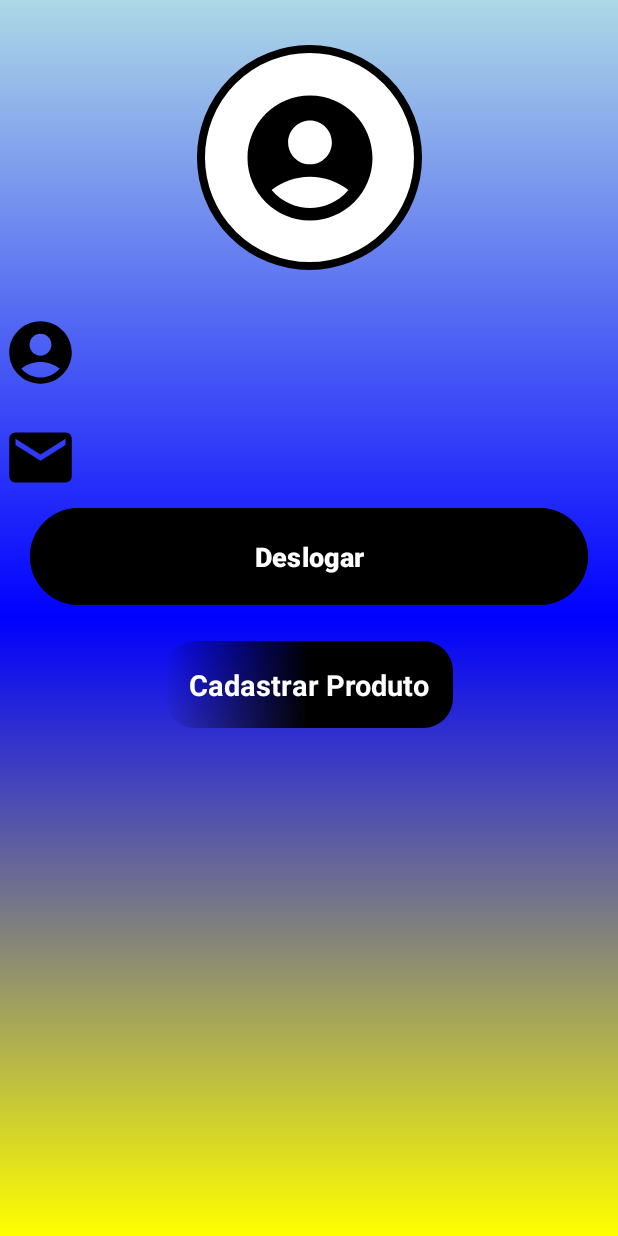
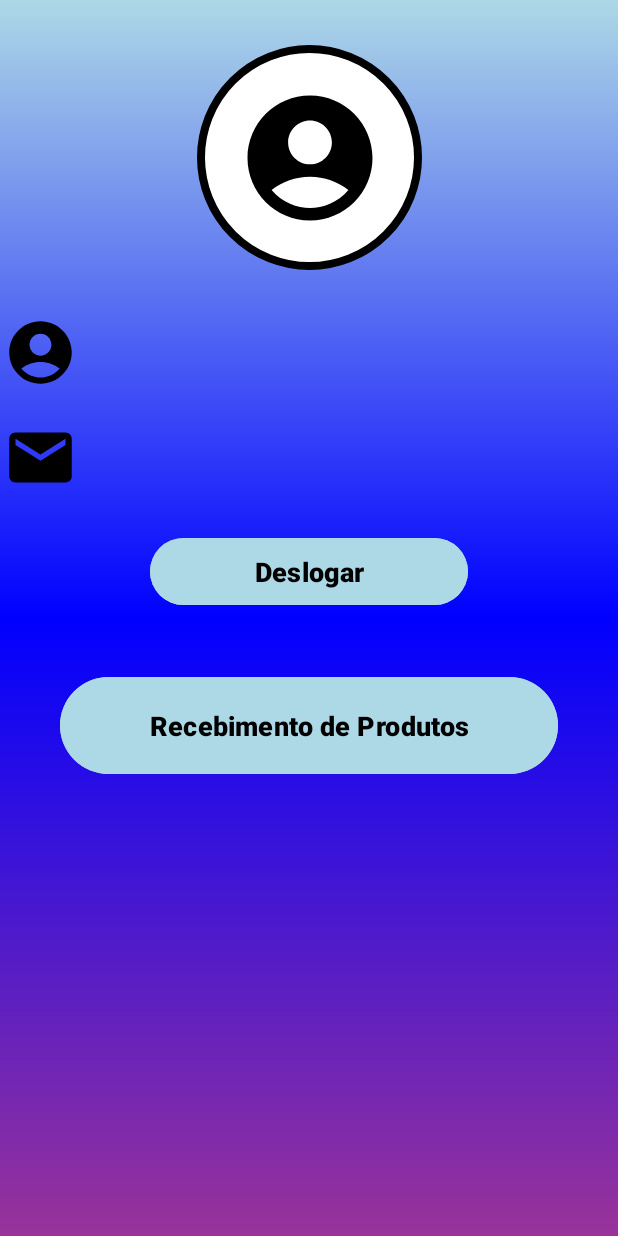
Before and after one commit to BatistaDevin/Projeto-Uninove-, an Android app: the TelaPrincipal screen opened directly, with no data from a screen before it, on a phone screen of 412 x 824 dp. Run offline under Robolectric (Android 15) with nearby library versions, the phone set to English and light mode, and no system bars; our stand-ins replace Firebase (no records; nobody signed in at launch, a user with empty details on screens opened directly).

Commit message:
Atualizacao de cadstramento de produtos

```diff
--- a/app/src/main/AndroidManifest.xml
+++ b/app/src/main/AndroidManifest.xml
@@ -13,7 +13,7 @@
         android:theme="@style/Theme.Rhapp"
         tools:targetApi="s">
         <activity
-            android:name=".FormeProdutos"
+            android:name=".FormProdutos"
             android:exported="true" />
         <activity
             android:name=".TelaPrincipal"
@@ -21,9 +21,6 @@
         <activity
             android:name=".FormeCadastro"
             android:exported="true" />
-        <activity
-            android:name=".MainActivity"
-            android:exported="false" />
         <activity
             android:name=".FormLogin"
             android:exported="true">
--- a/app/src/main/java/com/example/rhapp/TelaPrincipal.java
+++ b/app/src/main/java/com/example/rhapp/TelaPrincipal.java
@@ -1,13 +1,13 @@
 package com.example.rhapp;
-
-import androidx.annotation.Nullable;
-import androidx.appcompat.app.AppCompatActivity;
 
 import android.content.Intent;
 import android.os.Bundle;
 import android.view.View;
 import android.widget.Button;
 import android.widget.TextView;
+
+import androidx.annotation.Nullable;
+import androidx.appcompat.app.AppCompatActivity;
 
 import com.google.firebase.auth.FirebaseAuth;
 import com.google.firebase.firestore.DocumentReference;
@@ -18,8 +18,9 @@ import com.google.firebase.firestore.FirebaseFirestoreException;
 
 public class TelaPrincipal extends AppCompatActivity {
 
-    private TextView nomeUsuario,emailUsuario;
+    private TextView nomeUsuario, emailUsuario;
     private Button bt_deslogar;
+
     FirebaseFirestore db = FirebaseFirestore.getInstance();
     String usuarioID;
 
@@ -29,13 +30,14 @@ public class TelaPrincipal extends AppCompatActivity {
         setContentView(R.layout.activity_tela_principal);
 
         IniciarComponentes();
+        IniciarComponente();
 
         bt_deslogar.setOnClickListener(new View.OnClickListener() {
             @Override
             public void onClick(View v) {
 
                 FirebaseAuth.getInstance().signOut();
-                Intent intent = new Intent(TelaPrincipal.this,FormLogin.class);
+                Intent intent = new Intent(TelaPrincipal.this, FormLogin.class);
                 startActivity(intent);
                 finish();
 
@@ -57,17 +59,33 @@ public class TelaPrincipal extends AppCompatActivity {
         documentReference.addSnapshotListener(new EventListener<DocumentSnapshot>() {
             @Override
             public void onEvent(@Nullable DocumentSnapshot documentSnapshot, @Nullable FirebaseFirestoreException error) {
-                if (documentSnapshot != null){
+                if (documentSnapshot != null) {
                     nomeUsuario.setText(documentSnapshot.getString("nome"));
                     emailUsuario.setText(email);
+
+                    bt_cadastrar_produto.setOnClickListener(new View.OnClickListener() {
+                        @Override
+                        public void onClick(View v) {
+
+                            Intent intent = new Intent(TelaPrincipal.this,FormProdutos.class);
+                            startActivity(intent);
+                        }
+                    });
                 }
             }
         });
     }
 
-    private void IniciarComponentes(){
-        nomeUsuario = findViewById(R.id .textNomeUsuario);
+    private void IniciarComponentes() {
+        nomeUsuario = findViewById(R.id.textNomeUsuario);
         emailUsuario = findViewById(R.id.textEmailUsuario);
         bt_deslogar = findViewById(R.id.bt_deslogar);
     }
+
+    private Button bt_cadastrar_produto;
+
+    private void IniciarComponente(){
+        bt_cadastrar_produto = findViewById(R.id.bt_cadastrar_produto);
+    }
+
 }
--- a/app/src/main/res/drawable/background.xml
+++ b/app/src/main/res/drawable/background.xml
@@ -3,6 +3,6 @@
   <gradient
       android:startColor="@color/blue_cl"
       android:centerColor="@color/blue"
-      android:endColor="@color/yellow"
+      android:endColor="@color/roxo"
       android:angle="100"/>
 </shape>
--- a/app/src/main/res/layout/activity_form_login.xml
+++ b/app/src/main/res/layout/activity_form_login.xml
@@ -60,9 +60,10 @@
     <androidx.appcompat.widget.AppCompatButton
         android:id="@+id/bt_entrar"
         style="@style/Button"
+        android:layout_marginTop="12dp"
         android:text="@string/entrar"
+        app:layout_constraintEnd_toEndOf="parent"
         app:layout_constraintStart_toStartOf="parent"
-        app:layout_constraintEnd_toEndOf="parent"
         app:layout_constraintTop_toBottomOf="@+id/edit_senha" />
 
     <ProgressBar
--- a/app/src/main/res/layout/activity_tela_principal.xml
+++ b/app/src/main/res/layout/activity_tela_principal.xml
@@ -80,33 +80,29 @@
         android:id="@+id/bt_deslogar"
         android:layout_width="match_parent"
         android:layout_height="wrap_content"
-        android:layout_margin="20dp"
-        android:backgroundTint="@color/black"
-        android:padding="20dp"
+        android:layout_marginEnd="100dp"
+        android:layout_marginStart="100dp"
+        android:backgroundTint="@color/blue_cl"
+        android:layout_marginTop="40dp"
+        android:padding="10dp"
         android:text="@string/deslogar"
         android:textAllCaps="false"
-        android:textColor="@color/white"
+        android:textColor="@color/black"
         android:textSize="18sp"
         android:textStyle="bold"
         app:layout_constraintTop_toBottomOf="@id/textEmailUsuario" />
 
-
-    <TextView
-        android:id="@+id/text_produto"
-        style="@style/Button"
-        android:layout_width="wrap_content"
+    <Button
+        android:id="@+id/bt_cadastrar_produto"
+        android:layout_width="match_parent"
         android:layout_height="wrap_content"
-        android:layout_margin="20dp"
-        android:backgroundTint="@color/black"
-        android:padding="16dp"
-        android:text="@string/text_produto"
+        android:layout_margin="40dp"
+        android:backgroundTint="@color/blue_cl"
+        android:padding="20dp"
+        android:text="@string/bt_cadastrar_produto"
         android:textAllCaps="false"
-        android:textColor="@color/white"
-        android:textSize="19sp"
+        android:textColor="@color/black"
+        android:textSize="18sp"
         android:textStyle="bold"
-        app:layout_constraintEnd_toEndOf="parent"
-        app:layout_constraintStart_toStartOf="parent"
-        app:layout_constraintTop_toBottomOf="@id/bt_deslogar" />
-
-
+        app:layout_constraintTop_toBottomOf="@+id/bt_deslogar" />
 </androidx.constraintlayout.widget.ConstraintLayout>
--- a/app/src/main/res/values/colors.xml
+++ b/app/src/main/res/values/colors.xml
@@ -5,4 +5,5 @@
     <color name="blue_cl">#add8e6</color>
     <color name="blue">#0000FF</color>
     <color name="yellow">#ffff00</color>
+    <color name="roxo">#993399</color>
 </resources>
```
Also changed, not shown: app/src/main/java/com/example/rhapp/FormLogin.java (+4 -4 lines), app/src/main/java/com/example/rhapp/FormProdutos.java (added, +80 -0 lines), app/src/main/java/com/example/rhapp/FormeProdutos.java (deleted, +0 -14 lines), app/src/main/java/com/example/rhapp/MainActivity.java (deleted, +0 -14 lines), app/src/main/java/com/example/rhapp/Produto.java (added, +27 -0 lines), app/src/main/res/layout/activity_form_produtos.xml (added, +105 -0 lines), app/src/main/res/layout/activity_forme_cadastro.xml (+17 -9 lines), app/src/main/res/layout/activity_forme_produtos.xml (deleted, +0 -40 lines), app/src/main/res/values/strings.xml (+23 -1 lines), app/src/main/res/values/styles.xml (+27 -1 lines), app/build.gradle.kts (line endings or trailing spaces).
